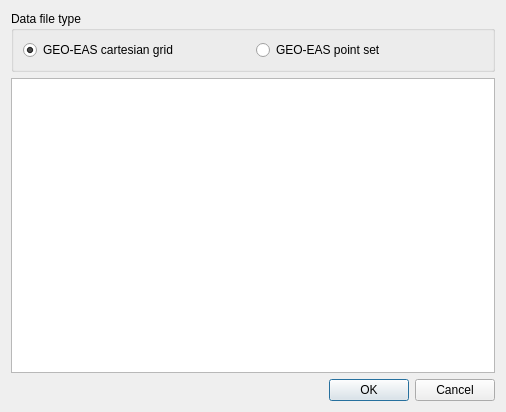
Before: the Qt Designer form dialogs/datafiledialog.ui in PauloCarvalhoRJ/gammaray, drawn with Qt 5.
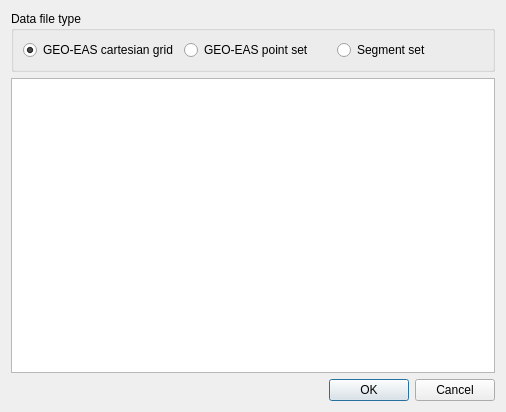
After: the same form once the commit is applied.

Commit message: Segment Sets: new data file type in the import dialog.

```diff
--- a/dialogs/datafiledialog.ui
+++ b/dialogs/datafiledialog.ui
@@ -37,6 +37,13 @@
         </property>
        </widget>
       </item>
+      <item>
+       <widget class="QRadioButton" name="radioSegmentSet">
+        <property name="text">
+         <string>Segment set</string>
+        </property>
+       </widget>
+      </item>
      </layout>
     </widget>
    </item>
```
The commit also changes 3 other files.
